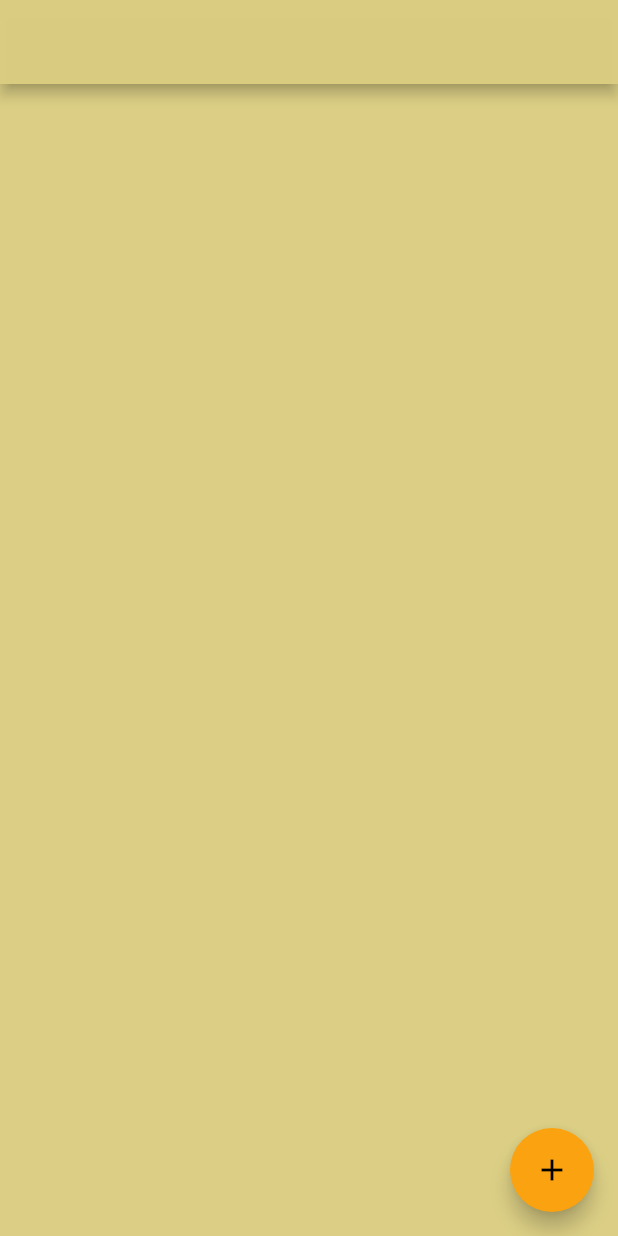
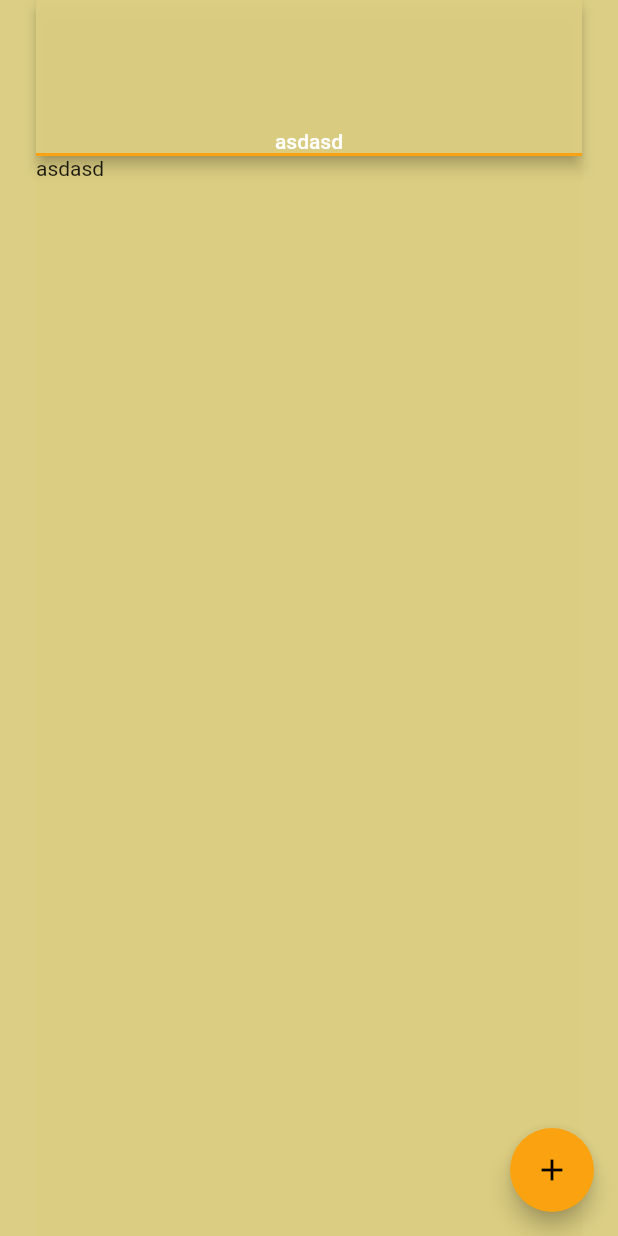
Before and after one commit to dogankisaa/notpad, a Flutter app: the screen it shows after launch, after a tap on the "add" icon, on a phone screen of 412 x 824 dp. Run offline on Flutter 3.47's test engine with Material 2 defaults, Android fonts, the phone set to English and light mode, and no system bars; our stand-ins replace get.

```diff
--- /dev/null
+++ b/lib/core/constants/general_constants.dart
@@ -0,0 +1,6 @@
+import 'package:flutter/material.dart';
+
+class GeneralConstants{
+  EdgeInsets generalHorizontalPadding = const EdgeInsets.symmetric(horizontal: 24);
+
+}
--- /dev/null
+++ b/lib/core/constants/home_constants.dart
@@ -0,0 +1,3 @@
+class HomeConstants{
+
+}
--- a/lib/core/theme/theme_data.dart
+++ b/lib/core/theme/theme_data.dart
@@ -4,6 +4,7 @@ import 'package:notepad/core/theme/theme_colors.dart';
 
 ThemeData themeData() {
     return ThemeData(
+
         colorScheme: themeColors(),
         scaffoldBackgroundColor: ThemeColors().scaffoldBackgroundThemeColor);
   }
--- /dev/null
+++ b/lib/core/widgets/tab_bar_widget.dart
@@ -0,0 +1,38 @@
+import 'package:flutter/material.dart';
+import 'package:get/get.dart';
+
+import '../../view_model/home_view_model.dart';
+
+class TabBarWidget extends StatelessWidget {
+  const TabBarWidget({
+    Key? key,
+    required HomeViewModel controller,
+    required this.pageBuilder,
+
+  })  : _controller = controller,
+        super(key: key);
+
+  final HomeViewModel _controller;
+  final IndexedWidgetBuilder pageBuilder;
+
+
+  @override
+  Widget build(BuildContext context) {
+    return MaterialApp(
+      home: DefaultTabController(
+        length: _controller.getList.length,
+        child: Scaffold(
+          appBar: AppBar(
+            bottom:  TabBar(
+              tabs:  List.generate(_controller.getList.length, (index) => Obx(()=> Text(_controller.getList[index])))
+            ),
+
+          ),
+          body:  TabBarView(
+            children:  List.generate(_controller.getList.length, (index) => Obx(()=> Text(_controller.getList[index])))
+          ),
+        ),
+      ),
+    );
+  }
+}
--- a/lib/view/home_view.dart
+++ b/lib/view/home_view.dart
@@ -1,13 +1,45 @@
 import 'package:flutter/material.dart';
+import 'package:get/get.dart';
+import 'package:notepad/core/constants/general_constants.dart';
+import 'package:notepad/view_model/home_view_model.dart';
+
+import '../core/widgets/tab_bar_widget.dart';
 
 class HomeView extends StatelessWidget {
   const HomeView({Key? key}) : super(key: key);
 
   @override
   Widget build(BuildContext context) {
+    final HomeViewModel _controller = Get.put(HomeViewModel());
     return Scaffold(
       floatingActionButton: const FloatingActionButtonWidget(),
-      appBar: AppBar(),
+      body: Padding(
+          padding: GeneralConstants().generalHorizontalPadding,
+          child: Column(
+            children: [
+              Expanded(
+
+                child: DefaultTabController(
+                    length: _controller.getList.length,
+                    child: Scaffold(
+                      appBar: AppBar(
+                        bottom: TabBar(
+
+                            tabs: List.generate(
+                                _controller.getList.length,
+                                (index) =>
+                                   Obx(() => Text(_controller.getList[index])))),
+                      ),
+                      body: TabBarView(
+                          children: List.generate(
+                              _controller.getList.length,
+                              (index) =>
+                                  Obx(() => Text(_controller.getList[index])))),
+                    ),
+                  ),
+              )
+            ],
+          )),
     );
   }
 }
@@ -19,8 +51,12 @@ class FloatingActionButtonWidget extends StatelessWidget {
 
   @override
   Widget build(BuildContext context) {
+    final HomeViewModel _controller = Get.put(HomeViewModel());
     return FloatingActionButton(
-      onPressed: () {},
+      onPressed: () {
+        print("object");
+        _controller.addNewTab("tabName");
+      },
       child: const Center(
         child: Icon(Icons.add),
       ),
--- /dev/null
+++ b/lib/view_model/home_view_model.dart
@@ -0,0 +1,17 @@
+import 'package:get/get_state_manager/get_state_manager.dart';
+import 'package:get/state_manager.dart';
+
+class HomeViewModel extends GetxController {
+  RxList tabList = ["asdasd"].obs;
+
+  get getList => tabList.value;
+
+  void addNewTab(String tabName) {
+    tabList.add(tabName);
+
+  }
+
+  void deletTab(int index) {
+    tabList.value.removeAt(index);
+  }
+}
--- a/pubspec.yaml
+++ b/pubspec.yaml
@@ -34,6 +34,7 @@ dependencies:
   # The following adds the Cupertino Icons font to your application.
   # Use with the CupertinoIcons class for iOS style icons.
   cupertino_icons: ^1.0.2
+  get: ^4.6.5
 
 dev_dependencies:
   flutter_test:
```
Also changed, not shown: pubspec.lock.
